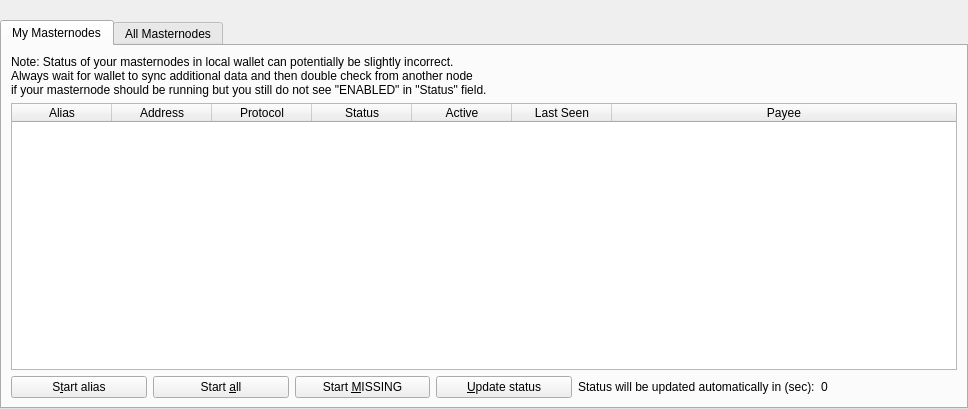
Qt form src/qt/forms/masternodelist.ui (PACCommunity/PAC) before a commit.
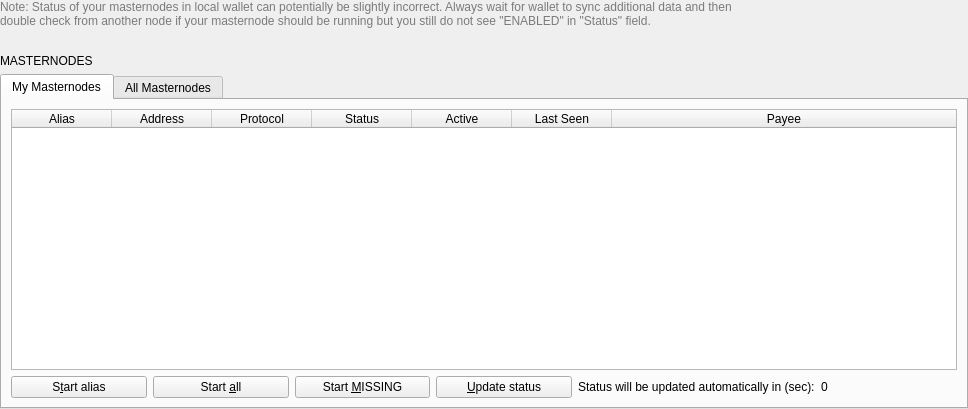
The same form after that commit.

Commit message: Re sorting buttons of tool bar menu and fixing disabled push button

```diff
--- a/src/qt/forms/masternodelist.ui
+++ b/src/qt/forms/masternodelist.ui
@@ -31,6 +31,19 @@
      <property name="bottomMargin">
       <number>0</number>
      </property>
+     <item>
+      <widget class="QLabel" name="updateNote">
+       <property name="styleSheet">
+        <string notr="true">color: #7B7B7B;</string>
+       </property>
+       <property name="text">
+        <string>&lt;html&gt;&lt;head/&gt;&lt;body&gt;&lt;p&gt;Note: Status of your masternodes in local wallet can potentially be slightly incorrect. Always wait for wallet to sync additional data and then&lt;br/&gt;double check from another node if your masternode should be running but you still do not see &amp;quot;ENABLED&amp;quot; in &amp;quot;Status&amp;quot; field.&lt;/p&gt;&lt;/body&gt;&lt;/html&gt;</string>
+       </property>
+       <property name="wordWrap">
+        <bool>true</bool>
+       </property>
+      </widget>
+     </item>
      <item>
       <spacer name="horizontalSpacer0">
        <property name="orientation">
@@ -44,6 +57,16 @@
        </property>
       </spacer>
      </item>
+     <item>
+      <widget class="QLabel" name="label">
+       <property name="text">
+        <string>MASTERNODES</string>
+       </property>
+       <property name="alignment">
+        <set>Qt::AlignLeading|Qt::AlignLeft|Qt::AlignVCenter</set>
+       </property>
+      </widget>
+     </item>
      <item>
       <widget class="QTabWidget" name="tabWidget">
        <property name="currentIndex">
@@ -64,13 +87,6 @@
              <property name="bottomMargin">
               <number>0</number>
              </property>
-             <item>
-              <widget class="QLabel" name="updateNote">
-               <property name="text">
-                <string>Note: Status of your masternodes in local wallet can potentially be slightly incorrect.&lt;br /&gt;Always wait for wallet to sync additional data and then double check from another node&lt;br /&gt;if your masternode should be running but you still do not see &quot;ENABLED&quot; in &quot;Status&quot; field.</string>
-               </property>
-              </widget>
-             </item>
             </layout>
            </item>
            <item>
```
The commit also changes 2 other files.
